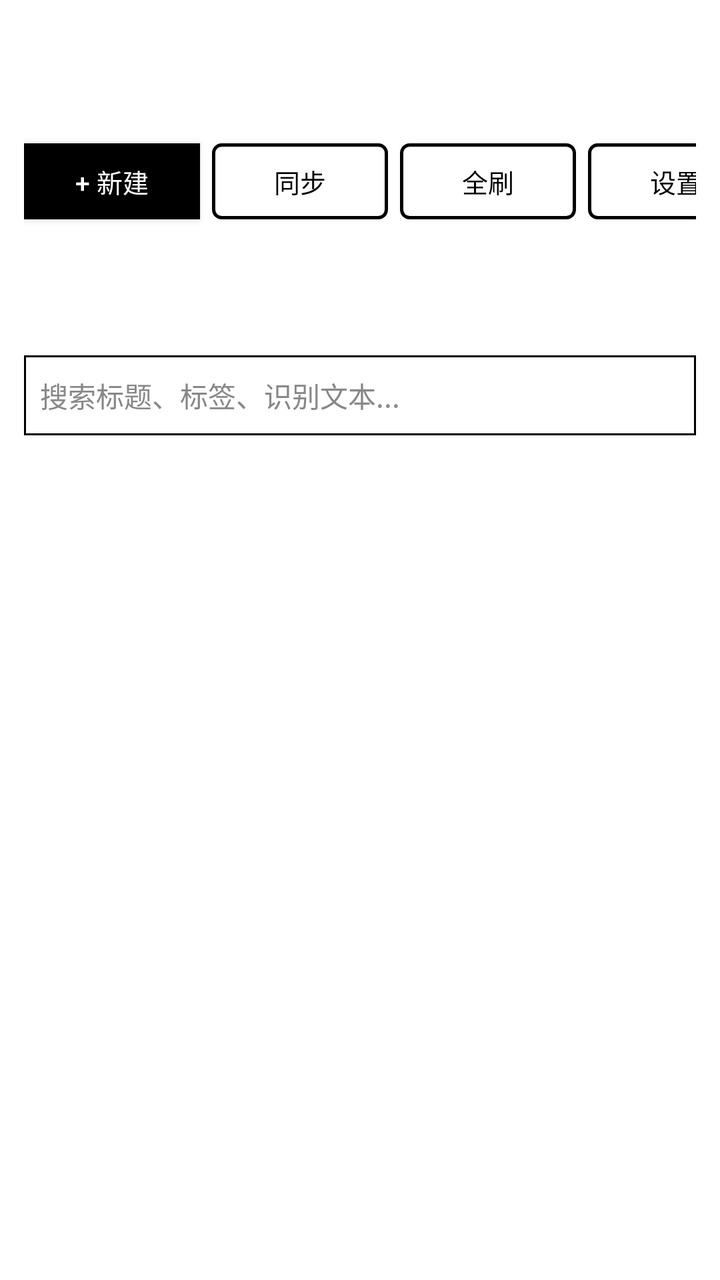
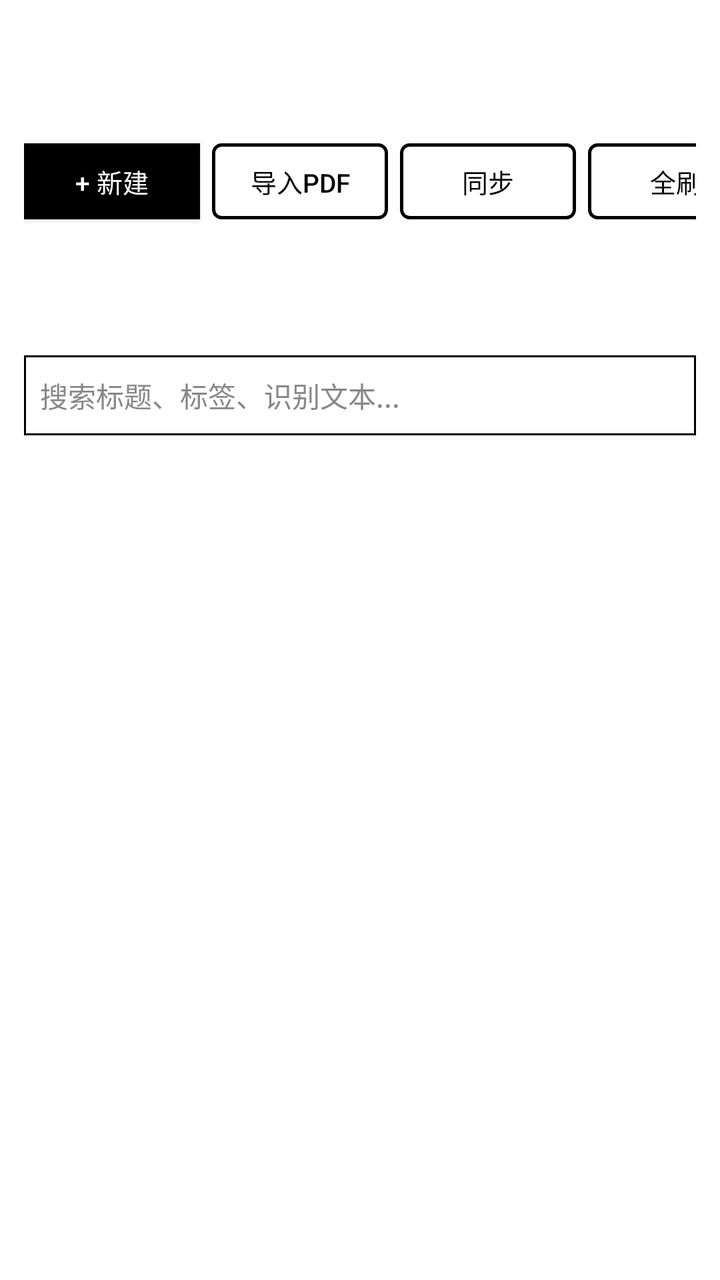

Compare the two renders of this Android layout. The source of the first and the diff that turns it into the second are given below.
<!-- AndroidManifest.xml: application theme Theme.AdNote -->
<!-- res/layout/activity_main.xml -->
<?xml version="1.0" encoding="utf-8"?>
<LinearLayout xmlns:android="http://schemas.android.com/apk/res/android"
    android:layout_width="match_parent"
    android:layout_height="match_parent"
    android:orientation="vertical"
    android:background="@color/white"
    android:padding="12dp">

    
    <LinearLayout
        android:layout_width="match_parent"
        android:layout_height="wrap_content"
        android:orientation="horizontal"
        android:gravity="center_vertical"
        android:layout_marginBottom="8dp">

        <TextView
            android:layout_width="0dp"
            android:layout_height="wrap_content"
            android:layout_weight="1"
            android:text="AdNote"
            android:textSize="22sp"
            android:textStyle="bold"
            android:textColor="@color/black" />

        <Button
            android:id="@+id/btnNewNote"
            android:layout_width="wrap_content"
            android:layout_height="38dp"
            android:text="+ 新建"
            android:textSize="13sp"
            android:textColor="@color/white"
            android:background="@color/black"
            android:paddingHorizontal="10dp"
            android:layout_marginEnd="6dp" />

        <Button
            android:id="@+id/btnSync"
            android:layout_width="wrap_content"
            android:layout_height="38dp"
            android:text="同步"
            android:textSize="13sp"
            android:textColor="@color/black"
            android:background="@drawable/bg_border_button"
            android:paddingHorizontal="10dp"
            android:layout_marginEnd="6dp" />

        <Button
            android:id="@+id/btnRefresh"
            android:layout_width="wrap_content"
            android:layout_height="38dp"
            android:text="全刷"
            android:textSize="13sp"
            android:textColor="@color/black"
            android:background="@drawable/bg_border_button"
            android:paddingHorizontal="8dp"
            android:layout_marginEnd="6dp" />

        <Button
            android:id="@+id/btnSettings"
            android:layout_width="wrap_content"
            android:layout_height="38dp"
            android:text="设置"
            android:textSize="13sp"
            android:textColor="@color/black"
            android:background="@drawable/bg_border_button"
            android:paddingHorizontal="8dp" />
    </LinearLayout>

    
    <EditText
        android:id="@+id/etSearch"
        android:layout_width="match_parent"
        android:layout_height="40dp"
        android:background="@drawable/bg_edit_text"
        android:hint="@string/search_hint"
        android:textSize="14sp"
        android:textColor="@color/black"
        android:textColorHint="@color/gray_mid"
        android:imeOptions="actionSearch"
        android:singleLine="true"
        android:layout_marginBottom="8dp" />

    
    <HorizontalScrollView
        android:layout_width="match_parent"
        android:layout_height="wrap_content"
        android:scrollbars="none"
        android:layout_marginBottom="8dp">

        <LinearLayout
            android:id="@+id/layoutFilters"
            android:layout_width="wrap_content"
            android:layout_height="wrap_content"
            android:orientation="horizontal" />
    </HorizontalScrollView>

    
    <FrameLayout
        android:layout_width="match_parent"
        android:layout_height="0dp"
        android:layout_weight="1">

        <androidx.recyclerview.widget.RecyclerView
            android:id="@+id/rvNotes"
            android:layout_width="match_parent"
            android:layout_height="match_parent"
            android:scrollbars="vertical" />

        <TextView
            android:id="@+id/tvEmpty"
            android:layout_width="wrap_content"
            android:layout_height="wrap_content"
            android:layout_gravity="center"
            android:text="@string/empty_notes"
            android:textColor="@color/gray_mid"
            android:textSize="15sp"
            android:visibility="gone" />
    </FrameLayout>
</LinearLayout>
<!-- resources referenced by this layout -->
<resources>
  <color name="black">#000000</color>
  <color name="gray_mid">#888888</color>
  <color name="white">#FFFFFF</color>
  <!-- drawable bg_border_button (drawable) -->
  <?xml version="1.0" encoding="utf-8"?>
  <shape xmlns:android="http://schemas.android.com/apk/res/android"
      android:shape="rectangle">
      <solid android:color="@color/white" />
      <stroke android:width="1.5dp" android:color="@color/black" />
      <corners android:radius="4dp" />
  </shape>
  <!-- drawable bg_edit_text (drawable) -->
  <?xml version="1.0" encoding="utf-8"?>
  <shape xmlns:android="http://schemas.android.com/apk/res/android"
      android:shape="rectangle">
      <solid android:color="@color/white" />
      <stroke android:width="1dp" android:color="@color/black" />
      <padding android:left="8dp" android:top="8dp" android:right="8dp" android:bottom="8dp" />
  </shape>
  <string name="empty_notes">暂无笔记，点击上方按钮新建</string>
  <string name="search_hint">搜索标题、标签、识别文本...</string>
  <style name="Theme.AdNote" parent="Theme.AppCompat.Light.NoActionBar">
          <item name="android:windowBackground">@color/white</item>
          <item name="android:colorBackground">@color/white</item>
          <item name="android:textColorPrimary">@color/black</item>
          <item name="android:textColorSecondary">@color/gray_dark</item>
          <item name="colorPrimary">@color/black</item>
          <item name="colorPrimaryDark">@color/black</item>
          <item name="colorAccent">@color/black</item>
  
          
          <item name="android:windowAnimationStyle">@style/NoAnimation</item>
      </style>
  <color name="gray_dark">#333333</color>
  <style name="NoAnimation">
          <item name="android:activityOpenEnterAnimation">@null</item>
          <item name="android:activityOpenExitAnimation">@null</item>
          <item name="android:activityCloseEnterAnimation">@null</item>
          <item name="android:activityCloseExitAnimation">@null</item>
          <item name="android:taskOpenEnterAnimation">@null</item>
          <item name="android:taskOpenExitAnimation">@null</item>
          <item name="android:taskCloseEnterAnimation">@null</item>
          <item name="android:taskCloseExitAnimation">@null</item>
      </style>
</resources>

<!-- the commit's change to res/layout/activity_main.xml (unified diff, before → after) -->
@@ -32,6 +32,17 @@
             android:textColor="@color/white"
             android:background="@color/black"
             android:paddingHorizontal="10dp"
+            android:layout_marginEnd="6dp" />
+
+        <Button
+            android:id="@+id/btnImportPdf"
+            android:layout_width="wrap_content"
+            android:layout_height="38dp"
+            android:text="导入PDF"
+            android:textSize="13sp"
+            android:textColor="@color/black"
+            android:background="@drawable/bg_border_button"
+            android:paddingHorizontal="8dp"
             android:layout_marginEnd="6dp" />
 
         <Button
